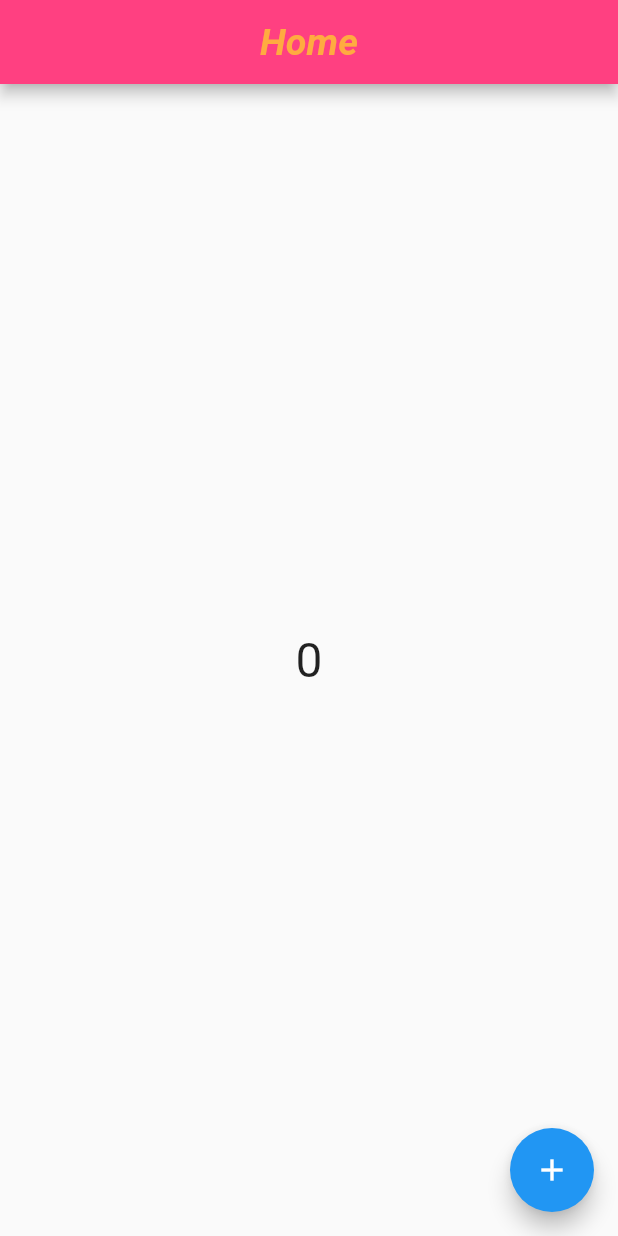
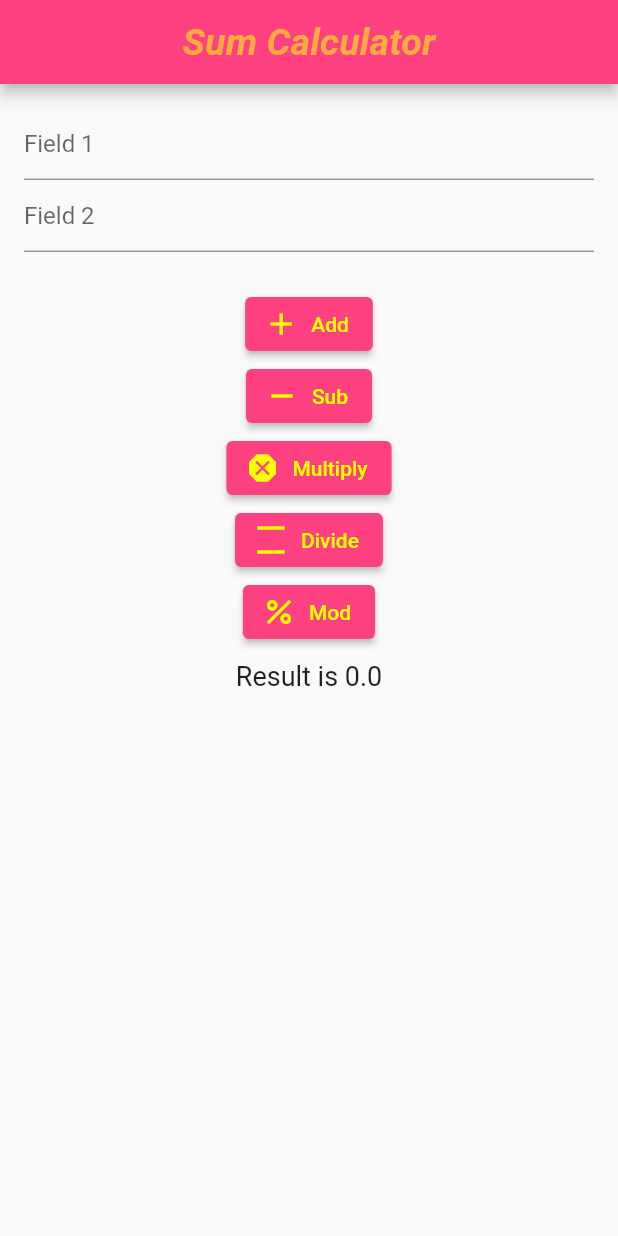
Before and after one commit to Skaditya007/Flutter_RESTAPI_Firebase, a Flutter app: the screen it shows after launch, on a phone screen of 412 x 824 dp. Run offline on Flutter 3.47's test engine with Material 2 defaults, Android fonts, the light colour scheme and no system bars.

Commit message:
mod9_class2

```diff
--- a/lib/home_screen.dart
+++ b/lib/home_screen.dart
@@ -1,15 +1,4 @@
 import 'package:flutter/material.dart';
-
-///Constructor
-///CreateState
-///InitState
-
-///DidChangeDependencies-dependency change
-/// build - setState
-/// didUpdateWidget- Parent's configuration change
-
-///deactivate
-///dispose
 
 class HomeScreen extends StatefulWidget {
   const HomeScreen({super.key});
@@ -19,55 +8,172 @@ class HomeScreen extends StatefulWidget {
 }
 
 class _HomeScreenState extends State<HomeScreen> {
-  int count=0;
+  final TextEditingController _fieldOneTEController = TextEditingController();
+  final TextEditingController _fieldTwoTEController = TextEditingController();
+  final GlobalKey<FormState> _formKey = GlobalKey<FormState>();
 
-  @override
-  void initState() {
-    print('init State');
-    super.initState();
-  }
-
-  @override
-  void didUpdateWidget(covariant HomeScreen oldWidget) {
-    print('did update widget');
-    super.didUpdateWidget(oldWidget);
-  }
-
-  @override
-  void didChangeDependencies() {
-    print('Did change Dependencies');
-    super.didChangeDependencies();
-  }
+  double result = 0;
 
   @override
   Widget build(BuildContext context) {
-    print('Build Method');
     return Scaffold(
-      appBar: AppBar(
-        title: const Text("Home"),
-      ),
-      body: Center(
-        child: Text('$count',style: const TextStyle(fontSize: 32),),
-      ),
-      floatingActionButton: FloatingActionButton(
-        child: const Icon(Icons.add),
-        onPressed: (){
-          count++;
-          setState(() {});
-        },
-      ),
-    );
+        appBar: AppBar(
+          title: const Text('Sum Calculator'),
+        ),
+        body: Padding(
+          padding: const EdgeInsets.all(16.0),
+          child: Form(
+            key: _formKey,
+            child: Column(
+              children: [
+                TextFormField(
+                  controller: _fieldOneTEController,
+                  keyboardType: TextInputType.number,
+                  textInputAction: TextInputAction.next,
+                  decoration: const InputDecoration(
+                    hintText: 'Field 1',
+                  ),
+                  validator: (String? value) {
+                    if (value?.isEmpty ?? true) {
+                      return 'Enter valid value';
+                    }
+                    return null;
+                  },
+                ),
+                TextFormField(
+                  controller: _fieldTwoTEController,
+                  keyboardType: TextInputType.number,
+                  decoration: const InputDecoration(
+                    hintText: 'Field 2',
+                  ),
+                  validator: (String? value) {
+                    if (value?.isEmpty ?? true) {
+                      return 'Enter valid value';
+                    }
+                    return null;
+                  },
+                ),
+                const SizedBox(
+                  height: 16,
+                ),
+                ButtonBar(
+                  alignment: MainAxisAlignment.center,
+                  children: [
+                    ElevatedButton.icon(
+                      onPressed: () {
+                        if (_formKey.currentState!.validate()) {
+                          double firstNumber =
+                              parseToDouble(_fieldOneTEController.text.trim());
+                          double secondNumber =
+                              parseToDouble(_fieldTwoTEController.text.trim());
+                          print(firstNumber);
+                          print(secondNumber);
+                          result = addition(firstNumber, secondNumber);
+                          setState(() {});
+                        }
+                      },
+                      icon: const Icon(Icons.add),
+                      label: const Text('Add'),
+                    ),
+                    ElevatedButton.icon(
+                      onPressed: () {
+                        if (_formKey.currentState!.validate()) {
+                          double firstNumber =
+                              parseToDouble(_fieldOneTEController.text.trim());
+                          double secondNumber =
+                              parseToDouble(_fieldTwoTEController.text.trim());
+                          print(firstNumber);
+                          print(secondNumber);
+                          result = sub(firstNumber, secondNumber);
+                          setState(() {});
+                        }
+                      },
+                      icon: const Icon(Icons.remove),
+                      label: const Text('Sub'),
+                    ),
+                    ElevatedButton.icon(
+                      onPressed: () {
+                        if (_formKey.currentState!.validate()) {
+                          double firstNumber =
+                              parseToDouble(_fieldOneTEController.text.trim());
+                          double secondNumber =
+                              parseToDouble(_fieldTwoTEController.text.trim());
+                          print(firstNumber);
+                          print(secondNumber);
+                          result = multi(firstNumber, secondNumber);
+                          setState(() {});
+                        }
+                      },
+                      icon: const Icon(Icons.dangerous),
+                      label: const Text('Multiply'),
+                    ),
+                    ElevatedButton.icon(
+                      onPressed: () {
+                        if (_formKey.currentState!.validate()) {
+                          double firstNumber =
+                              parseToDouble(_fieldOneTEController.text.trim());
+                          double secondNumber =
+                              parseToDouble(_fieldTwoTEController.text.trim());
+                          print(firstNumber);
+                          print(secondNumber);
+                          result = divide(firstNumber, secondNumber);
+                          setState(() {});
+                        }
+                      },
+                      icon: const Icon(Icons.density_large),
+                      label: const Text('Divide'),
+                    ),
+                    ElevatedButton.icon(
+                      onPressed: () {
+                        if (_formKey.currentState!.validate()) {
+                          double firstNumber =
+                              parseToDouble(_fieldOneTEController.text.trim());
+                          double secondNumber =
+                              parseToDouble(_fieldTwoTEController.text.trim());
+                          print(firstNumber);
+                          print(secondNumber);
+                          result = mod(firstNumber, secondNumber);
+                          setState(() {});
+                        }
+                      },
+                      icon: const Icon(Icons.percent_outlined),
+                      label: const Text('Mod'),
+                    ),
+                  ],
+                ),
+                Text(
+                  'Result is $result',
+                  style: const TextStyle(
+                    fontSize: 18,
+                  ),
+                ),
+              ],
+            ),
+          ),
+        ));
   }
 
-  @override
-  void deactivate() {
-    print('Deactivated');
-    super.deactivate();
+  double parseToDouble(String text) {
+    return double.tryParse(text) ?? 0;
   }
 
-  @override
-  void dispose() {
-    print('Disposed!');
-    super.dispose();
+  double addition(double firstNum, double secondNum) {
+    return firstNum + secondNum;
+  }
+
+  double sub(double firstNum, double secondNum) {
+    return firstNum - secondNum;
+  }
+
+  double multi(double firstNum, double secondNum) {
+    return firstNum * secondNum;
+  }
+
+  double divide(double firstNum, double secondNum) {
+    return firstNum / secondNum;
+  }
+
+  double mod(double firstNum, double secondNum) {
+    return firstNum % secondNum;
   }
 }
```
